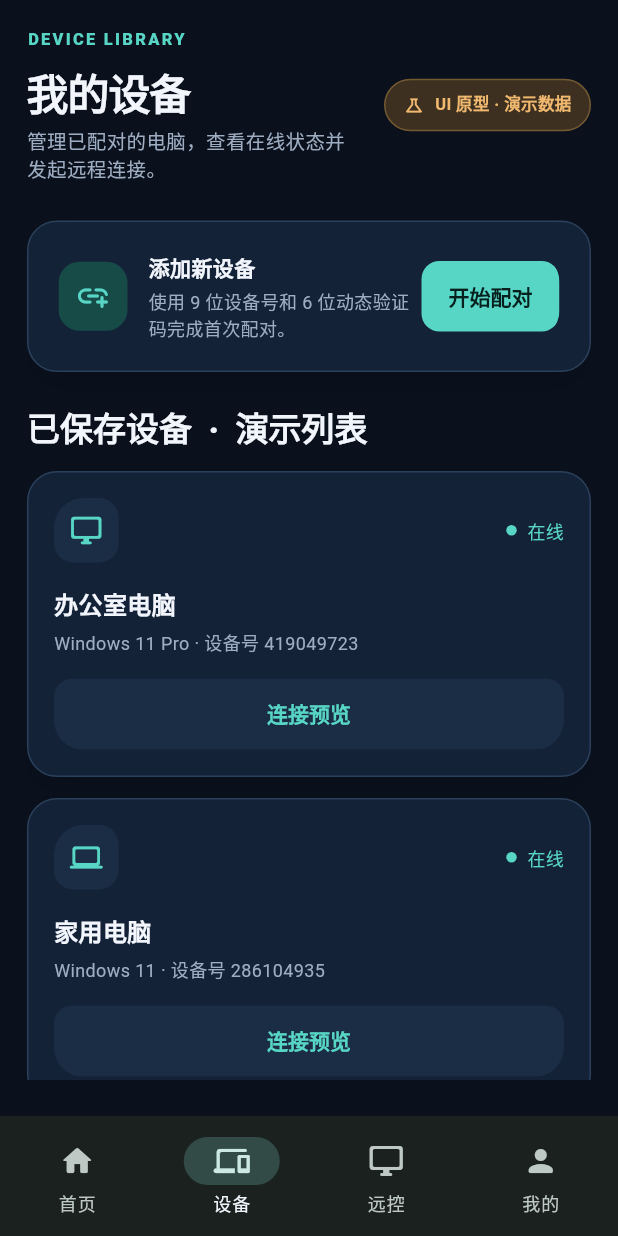
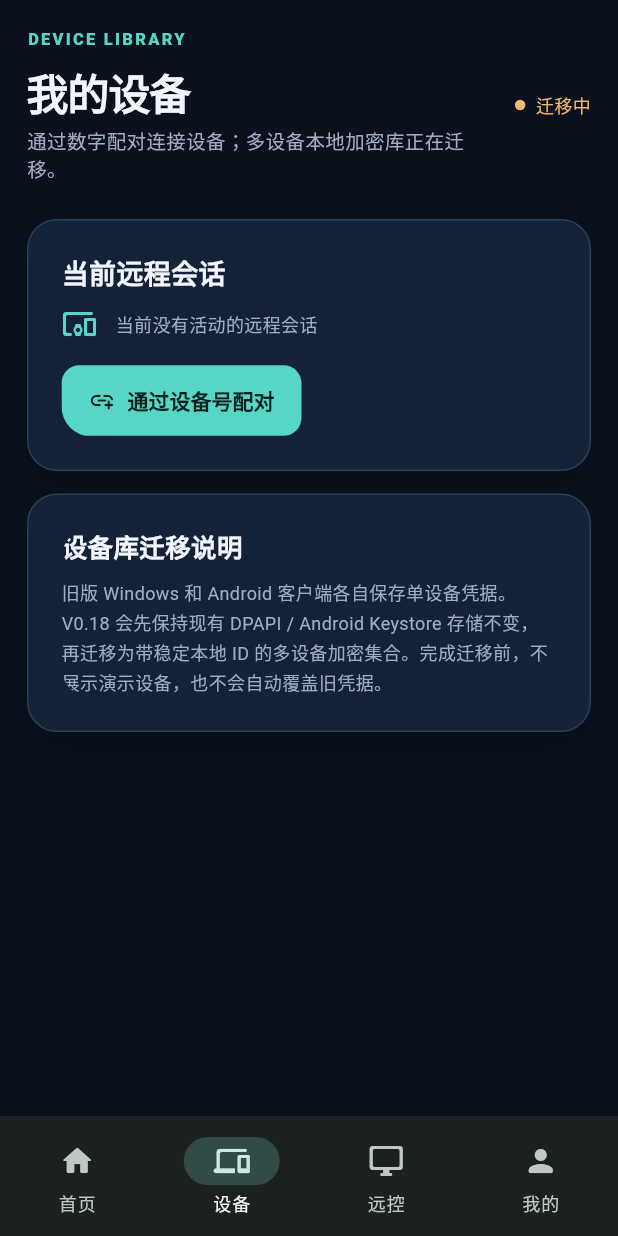
Before and after one commit to trade3403/p2p, a Flutter app: the screen it shows after launch, item 2 of the bottom bar chosen, on a phone screen of 412 x 824 dp. Run offline on Flutter 3.47's test engine with Material 3 defaults, Android fonts, the phone set to English and light mode, and no system bars; our stand-ins replace material_ui; missing offline and left inert: dart:ffi, window_manager.

Commit message:
feat(v0.18): remove mock devices and show actual remote session state

```diff
--- a/flutter_app/lib/screens/devices_screen.dart
+++ b/flutter_app/lib/screens/devices_screen.dart
@@ -2,6 +2,7 @@ import 'package:material_ui/material_ui.dart';
 
 import '../app_page.dart';
 import '../app_theme.dart';
+import '../services/remote_controller.dart';
 import '../widgets/p2p_widgets.dart';
 
 class DevicesScreen extends StatelessWidget {
@@ -11,95 +12,72 @@ class DevicesScreen extends StatelessWidget {
 
   @override
   Widget build(BuildContext context) {
+    final controller = P2PRemoteController.instance;
+    return AnimatedBuilder(
+      animation: controller,
+      builder: (context, _) {
         return ListView(
           children: [
             const PageHeading(
               eyebrow: 'DEVICE LIBRARY',
               title: '我的设备',
-          subtitle: '管理已配对的电脑，查看在线状态并发起远程连接。',
-          trailing: PrototypePill(),
+              subtitle: '通过数字配对连接设备；多设备本地加密库正在迁移。',
+              trailing: StatusDot(color: P2PColors.amber, label: '迁移中'),
             ),
-        const SizedBox(height: 25),
+            const SizedBox(height: 24),
             PanelCard(
-          padding: const EdgeInsets.all(20),
-          child: Row(
-            children: [
-              Container(
-                width: 46,
-                height: 46,
-                decoration: BoxDecoration(
-                  color: P2PColors.mintDeep,
-                  borderRadius: BorderRadius.circular(14),
-                ),
-                child: const Icon(Icons.add_link_rounded, color: P2PColors.mint),
-              ),
-              const SizedBox(width: 14),
-              const Expanded(
               child: Column(
                 crossAxisAlignment: CrossAxisAlignment.start,
                 children: [
-                    Text('添加新设备', style: TextStyle(fontWeight: FontWeight.w800)),
-                    SizedBox(height: 4),
-                    Text('使用 9 位设备号和 6 位动态验证码完成首次配对。',
-                      style: TextStyle(color: P2PColors.muted, fontSize: 12)),
+                  const Text('当前远程会话', style: TextStyle(fontSize: 18, fontWeight: FontWeight.w800)),
+                  const SizedBox(height: 9),
+                  Row(
+                    children: [
+                      Icon(
+                        controller.viewerConnected ? Icons.desktop_windows_rounded : Icons.devices_other_rounded,
+                        color: P2PColors.mint,
+                        size: 24,
+                      ),
+                      const SizedBox(width: 12),
+                      Expanded(
+                        child: Text(
+                          controller.viewerConnected ? controller.viewerStatus : '当前没有活动的远程会话',
+                          style: const TextStyle(color: P2PColors.muted, fontSize: 12),
+                        ),
+                      ),
+                      if (controller.viewerConnected)
+                        OutlinedButton(
+                          onPressed: () => controller.disconnectViewer(),
+                          child: const Text('断开'),
+                        ),
                     ],
                   ),
-              ),
-              FilledButton(
+                  const SizedBox(height: 15),
+                  FilledButton.icon(
                     onPressed: () => onNavigate(AppPage.remote),
-                child: const Text('开始配对'),
+                    icon: const Icon(Icons.add_link_rounded),
+                    label: const Text('通过设备号配对'),
                   ),
                 ],
               ),
             ),
-        const SizedBox(height: 23),
-        const SectionTitle(title: '已保存设备  ·  演示列表'),
-        const SizedBox(height: 13),
-        LayoutBuilder(
-          builder: (context, constraints) {
-            final columns = constraints.maxWidth > 1050 ? 3 : constraints.maxWidth > 640 ? 2 : 1;
-            final width = (constraints.maxWidth - (columns - 1) * 14) / columns;
-            return Wrap(
-              spacing: 14,
-              runSpacing: 14,
+            const SizedBox(height: 15),
+            const PanelCard(
+              child: Column(
+                crossAxisAlignment: CrossAxisAlignment.start,
                 children: [
-                SizedBox(width: width, child: DeviceTile(
-                  name: '办公室电脑',
-                  detail: 'Windows 11 Pro · 设备号 419049723',
-                  online: true,
-                  icon: Icons.desktop_windows_rounded,
-                  onConnect: () => onNavigate(AppPage.remote),
-                )),
-                SizedBox(width: width, child: DeviceTile(
-                  name: '家用电脑',
-                  detail: 'Windows 11 · 设备号 286104935',
-                  online: true,
-                  icon: Icons.computer_rounded,
-                  onConnect: () => onNavigate(AppPage.remote),
-                )),
-                SizedBox(width: width, child: DeviceTile(
-                  name: '设计笔记本',
-                  detail: 'Windows 10 · 设备号 735190462',
-                  online: false,
-                  icon: Icons.laptop_windows_rounded,
-                  onConnect: () => _showOffline(context),
-                )),
+                  Text('设备库迁移说明', style: TextStyle(fontSize: 17, fontWeight: FontWeight.w800)),
+                  SizedBox(height: 10),
+                  Text(
+                    '旧版 Windows 和 Android 客户端各自保存单设备凭据。V0.18 会先保持现有 DPAPI / Android Keystore 存储不变，再迁移为带稳定本地 ID 的多设备加密集合。完成迁移前，不展示演示设备，也不会自动覆盖旧凭据。',
+                    style: TextStyle(color: P2PColors.muted, fontSize: 12, height: 1.55),
+                  ),
+                ],
+              ),
+            ),
           ],
         );
       },
-        ),
-        const SizedBox(height: 18),
-        const Text(
-          '原型说明：设备列表当前为静态样例，尚未读取 Relay 注册设备或 Android Keystore / Windows DPAPI 数据。',
-          style: TextStyle(color: P2PColors.muted, fontSize: 11),
-        ),
-      ],
-    );
-  }
-
-  static void _showOffline(BuildContext context) {
-    ScaffoldMessenger.of(context).showSnackBar(
-      const SnackBar(content: Text('演示设备当前标记为离线。')),
     );
   }
 }
```
Lines whose indentation alone changed are shown as unchanged.
